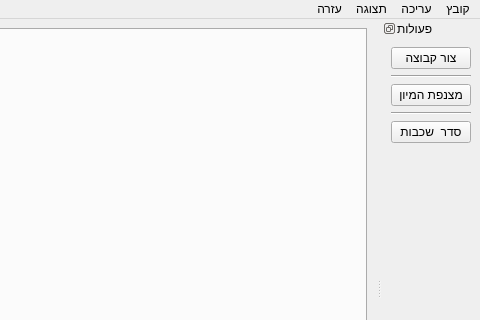
First picture: the form in gui/resources/mainwindow.ui, repository PillowTweezers/PurMyun, before the edit; both pictures show x 440 to 920 and y 0 to 320 of the 920 by 579 pixel window.
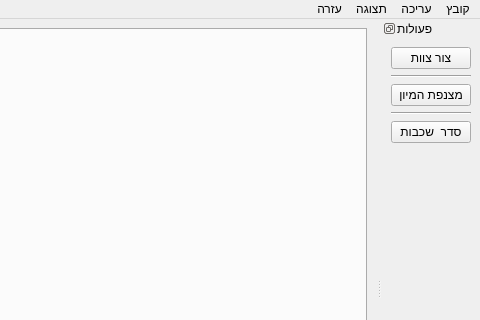
Second picture: the form after the edit. Icons and pictures are not drawn. Custom widgets are drawn as their Qt base class.

Commit message: Added participant preference to creation dialog.

```diff
--- a/gui/resources/mainwindow.ui
+++ b/gui/resources/mainwindow.ui
@@ -119,7 +119,7 @@
         <string notr="true">text-align: center;</string>
        </property>
        <property name="text">
-        <string>צור קבוצה</string>
+        <string>צור צוות</string>
        </property>
        <property name="icon">
         <iconset resource="mainwindow.qrc">
```
The commit also changes 4 other files.
